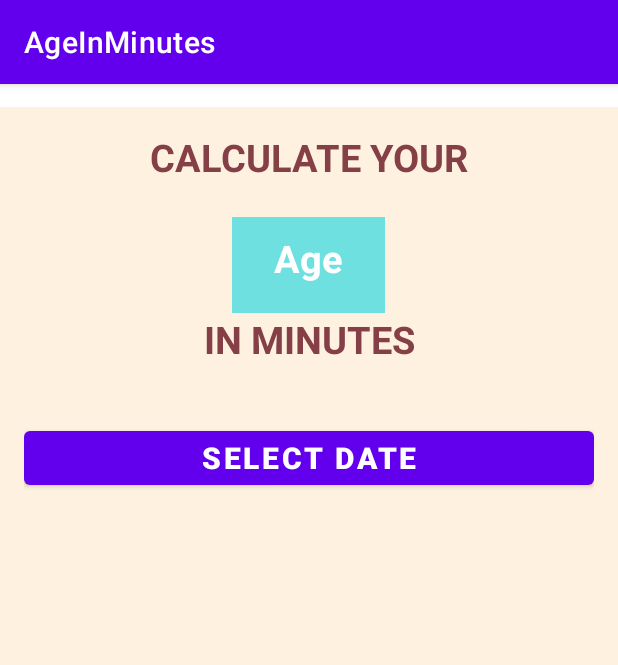
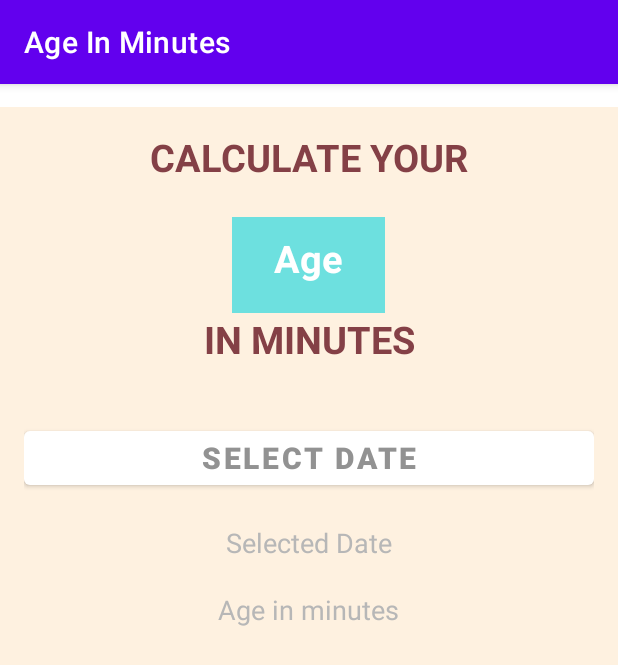
Before and after one commit to mo99me99/AgeInMinutes, an Android app: the screen it shows after launch (MainActivity), on a phone screen of 412 x 824 dp. Shown: the top 665 px of the screen. Run offline under Robolectric (Android 15) with nearby library versions, the phone set to English and light mode, and no system bars.

Commit message:
005 Finalizing the UI of our Age Calculator App

```diff
--- a/app/build.gradle
+++ b/app/build.gradle
@@ -4,7 +4,7 @@ plugins {
 }
 
 android {
-    compileSdk 31
+    compileSdk 33
 
     defaultConfig {
         applicationId "ir.iammrbit.ageinminutes"
@@ -35,7 +35,7 @@ dependencies {
 
     implementation 'androidx.core:core-ktx:1.9.0'
     implementation 'androidx.appcompat:appcompat:1.6.0'
-    implementation 'com.google.android.material:material:1.8.0'
+    implementation 'com.google.android.material:material:1.6.0'
     implementation 'androidx.constraintlayout:constraintlayout:2.1.4'
     testImplementation 'junit:junit:4.+'
     androidTestImplementation 'androidx.test.ext:junit:1.1.5'
--- a/app/src/main/res/layout/activity_main.xml
+++ b/app/src/main/res/layout/activity_main.xml
@@ -19,7 +19,6 @@
         android:textAlignment="center"
         android:textColor="@color/textColor"
         android:textSize="25sp"
-
         android:textStyle="bold" />
 
     <TextView
@@ -44,14 +43,35 @@
         android:textColor="@color/textColor"
         android:textSize="25sp"
         android:textStyle="bold" />
-        <Button
-            android:layout_width="match_parent"
-            android:layout_height="wrap_content"
-            android:text="Select Date"
-            android:layout_marginTop="15dp"
-            android:textStyle="bold"
-            android:textSize="20sp"
-            />
+
+    <Button
+        android:id="@+id/btnDatePicker"
+        android:layout_width="match_parent"
+        android:layout_height="wrap_content"
+        android:layout_marginTop="15dp"
+        android:text="Select Date"
+        android:textColor="#929292"
+        android:textSize="20sp"
+        android:textStyle="bold"
+        app:backgroundTint="#FFFFFF" />
+
+    <TextView
+        android:id="@+id/tvSelectedDate"
+        android:layout_width="wrap_content"
+        android:layout_height="wrap_content"
+        android:layout_marginTop="20dp"
+        android:text="Selected Date"
+        android:textColor="@color/lightGreyTextColor"
+        android:textSize="18sp" />
+
+    <TextView
+        android:id="@+id/result"
+        android:layout_width="wrap_content"
+        android:layout_height="wrap_content"
+        android:layout_marginTop="20dp"
+        android:text="Age in minutes"
+        android:textColor="@color/lightGreyTextColor"
+        android:textSize="18sp" />
 
 
 </LinearLayout>
--- a/app/src/main/res/values/colors.xml
+++ b/app/src/main/res/values/colors.xml
@@ -11,5 +11,5 @@
     <color name="backgroundColor">#FEF1E0</color>
     <color name="ageTextBackgroundColor">#C846DCE0</color>
     <color name="ageTextColor">#FFFFFF</color>
-
+    <color name="lightGreyTextColor">#B7B7B7</color>
 </resources>
--- a/app/src/main/res/values/strings.xml
+++ b/app/src/main/res/values/strings.xml
@@ -1,3 +1,3 @@
 <resources>
-    <string name="app_name">AgeInMinutes</string>
+    <string name="app_name" translatable="false">Age In Minutes</string>
 </resources>
```
